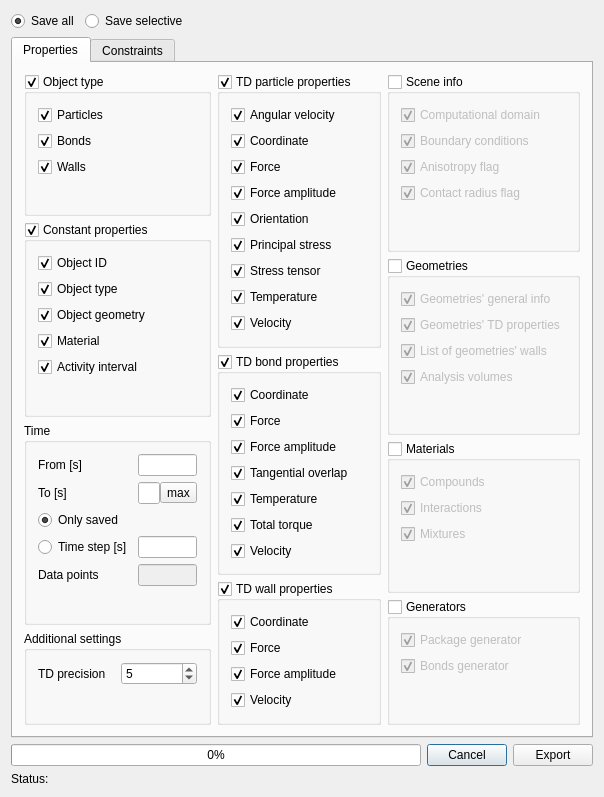
The window that QTDialogs/MUSENMainWindow/ExportAsTextTab.ui (msolids/musen) describes before a commit, drawn with Qt 5.
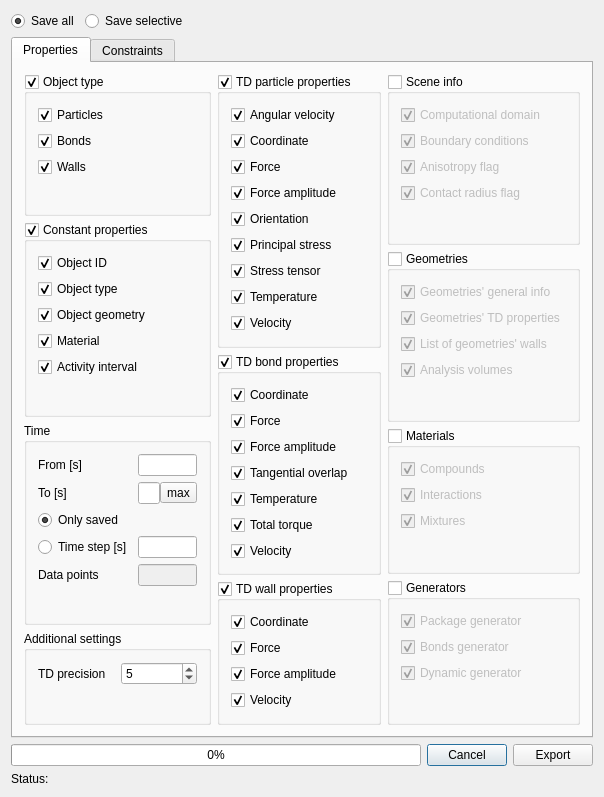
The same window after the commit. Icons and pictures are not drawn. Custom widgets are drawn as their Qt base class.

Commit message:
feat: Add dynamic generators to text format
- closes #44

What changed in the file:
```diff
--- a/QTDialogs/MUSENMainWindow/ExportAsTextTab.ui
+++ b/QTDialogs/MUSENMainWindow/ExportAsTextTab.ui
@@ -1002,6 +1002,16 @@
               </property>
              </widget>
             </item>
+            <item>
+             <widget class="QCheckBox" name="checkGeneratorDynamic">
+              <property name="text">
+               <string>Dynamic generator</string>
+              </property>
+              <property name="checked">
+               <bool>true</bool>
+              </property>
+             </widget>
+            </item>
             <item>
              <spacer name="verticalSpacer_4">
               <property name="orientation">
```
Left out of the diff: 4 changed lines with no effect on the pictures. The commit also changes 15 other files.
